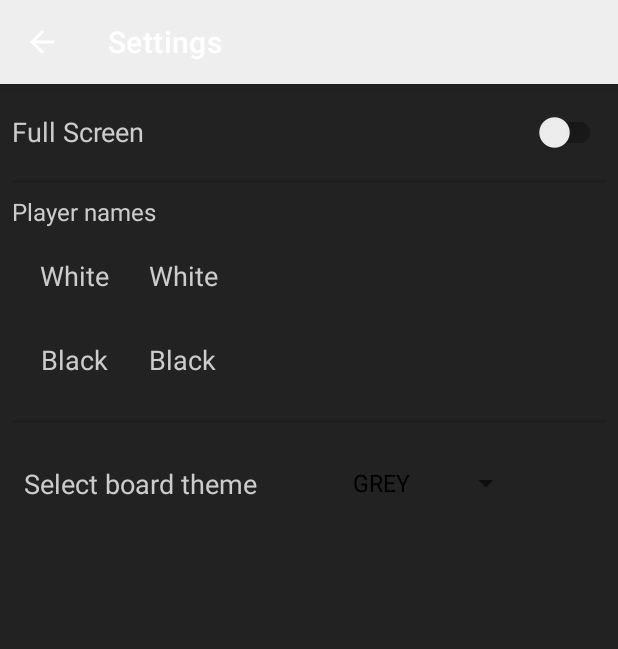
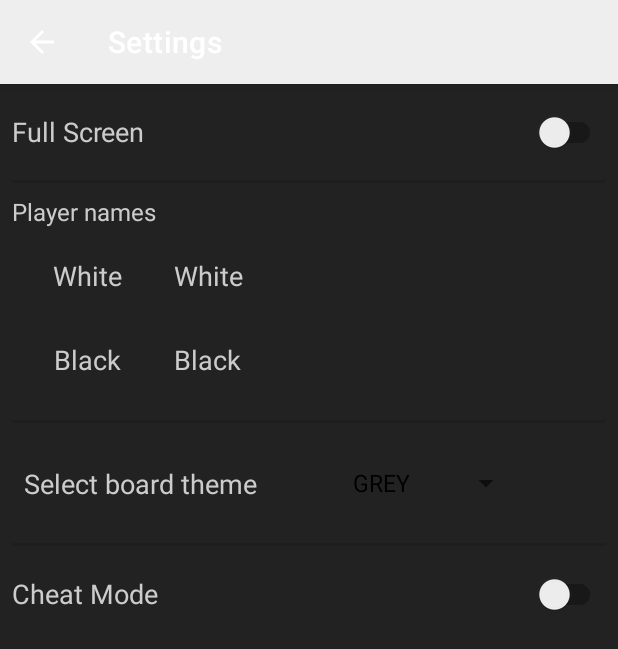
Before and after one commit to Dileep-raj/Simple-Chess-private, an Android app: the screen it shows after launch (SettingsActivity), after a tap on "Settings", on a phone screen of 412 x 824 dp. Shown: the top 649 px of the screen. Run offline under Robolectric (Android 15) with nearby library versions, the phone set to English and light mode, and no system bars.

Commit message:
Added cheat mode feature, highlight selected piece and optimized piece selection

```diff
--- a/simplechess_temp/app/src/main/java/com/drdedd/simplechess_temp/GameData/DataManager.java
+++ b/simplechess_temp/app/src/main/java/com/drdedd/simplechess_temp/GameData/DataManager.java
@@ -21,7 +21,7 @@ import java.util.HashMap;
  * A class to store and retrieve the game data using files or SharedPreferences
  */
 public class DataManager {
-    private final String TAG = "DataManager";
+    public static final String TAG = "DataManager", boardFile = "boardFile", PGNFile = "PGNFile";
     private File file;
     private final Context context;
     private final SharedPreferences sharedPreferences;
@@ -31,7 +31,6 @@ public class DataManager {
 
     public DataManager(Context context) {
         this.context = context;
-//        sharedPreferences = context.getSharedPreferences("GameData", Context.MODE_PRIVATE);
         sharedPreferences = PreferenceManager.getDefaultSharedPreferences(context);
         editor = sharedPreferences.edit();
         for (BoardTheme theme : themes)
@@ -44,7 +43,6 @@ public class DataManager {
             FileInputStream fileInputStream = context.openFileInput(fileName);
             ObjectInputStream objectInputStream = new ObjectInputStream(fileInputStream);
             Object obj = objectInputStream.readObject();
-            if (file.createNewFile()) Log.d(TAG, "File created successfully");
             objectInputStream.close();
             fileInputStream.close();
             return obj;
@@ -115,4 +113,13 @@ public class DataManager {
     public boolean isFullScreen() {
         return sharedPreferences.getBoolean("fullScreen", false);
     }
+
+    public void setCheatMode(boolean cheatMode) {
+        editor.putBoolean("cheatMode", cheatMode);
+        editor.commit();
+    }
+
+    public boolean cheatModeEnabled() {
+        return sharedPreferences.getBoolean("cheatMode", false);
+    }
 }
--- a/simplechess_temp/app/src/main/java/com/drdedd/simplechess_temp/MainActivity.java
+++ b/simplechess_temp/app/src/main/java/com/drdedd/simplechess_temp/MainActivity.java
@@ -6,22 +6,16 @@ import android.os.Build;
 import android.os.Bundle;
 import android.view.View;
 import android.view.WindowManager;
-import android.widget.AdapterView;
-import android.widget.ArrayAdapter;
-import android.widget.Spinner;
+import android.widget.Button;
 
 import androidx.annotation.RequiresApi;
 import androidx.appcompat.app.AppCompatActivity;
 
-import com.drdedd.simplechess_temp.GameData.BoardTheme;
 import com.drdedd.simplechess_temp.GameData.DataManager;
-
-import java.util.Objects;
 
 @RequiresApi(api = Build.VERSION_CODES.N)
 public class MainActivity extends AppCompatActivity {
-    //    private final HashMap<String, BoardTheme> themesMap = new HashMap<>();
-    //    private EditText whiteName, blackName;
+
     @Override
     protected void onCreate(Bundle savedInstanceState) {
         super.onCreate(savedInstanceState);
@@ -31,49 +25,16 @@ public class MainActivity extends AppCompatActivity {
         if (dataManager.isFullScreen())
             getWindow().setFlags(WindowManager.LayoutParams.FLAG_FULLSCREEN, WindowManager.LayoutParams.FLAG_FULLSCREEN);
 
-        findViewById(R.id.btn_continue_game).setOnClickListener(view -> startGame(false));
+        Button btn_continue = findViewById(R.id.btn_continue_game);
+
+        btn_continue.setOnClickListener(view -> startGame(false));
         findViewById(R.id.btn_new_game).setOnClickListener(view -> startGame(true));
         findViewById(R.id.btn_exit_app).setOnClickListener(view -> exit_app());
         findViewById(R.id.btn_settings).setOnClickListener(view -> startActivity(new Intent(this, SettingsActivity.class)));
 
-        /*
-        BoardTheme[] themes = BoardTheme.values();
-
-        String[] items = new String[themes.length];
-        int i = 0;
-        for (BoardTheme theme : themes) {
-            items[i] = theme.toString();
-            themesMap.put(items[i++], theme);
-        }
-
-        Spinner themeSpinnerMenu = findViewById(R.id.themeSpinnerMenu);
-        ArrayAdapter<String> adapter = new ArrayAdapter<>(this, android.R.layout.simple_spinner_dropdown_item, items);
-        themeSpinnerMenu.setAdapter(adapter);
-        themeSpinnerMenu.setSelection(dataManager.getBoardTheme().ordinal());
-
-        themeSpinnerMenu.setOnItemSelectedListener(new AdapterView.OnItemSelectedListener() {
-            @Override
-            public void onItemSelected(AdapterView<?> parentView, View selectedItemView, int position, long id) {
-                dataManager.setBoardTheme(Objects.requireNonNull(themesMap.get(items[position])));
-            }
-
-            @Override
-            public void onNothingSelected(AdapterView<?> parentView) {
-            }
-        });
-        whiteName = findViewById(R.id.whiteName);
-        blackName = findViewById(R.id.blackName);
-
-
-        PGN pgn = (PGN) dataManager.readObject("PGNFile");
-        if (pgn != null) {
-            whiteName.setText(pgn.getWhite());
-            blackName.setText(pgn.getBlack());
-        }
-
-        dataManager.saveWhiteBlack(whiteName.getText().toString(), blackName.getText().toString());*/
+        if (dataManager.readObject(DataManager.boardFile) == null || dataManager.readObject(DataManager.PGNFile) == null)
+            btn_continue.setVisibility(View.GONE);
     }
-
 
     public void startGame(boolean newGame) {
         Intent i = new Intent(this, GameActivity.class);
--- a/simplechess_temp/app/src/main/java/com/drdedd/simplechess_temp/SettingsActivity.java
+++ b/simplechess_temp/app/src/main/java/com/drdedd/simplechess_temp/SettingsActivity.java
@@ -16,16 +16,15 @@ import androidx.core.app.NavUtils;
 import com.drdedd.simplechess_temp.GameData.BoardTheme;
 import com.drdedd.simplechess_temp.GameData.DataManager;
 
-import java.util.HashMap;
 import java.util.Objects;
 
 public class SettingsActivity extends AppCompatActivity {
     private DataManager dataManager;
     private EditText whiteName, blackName;
-    private SwitchCompat fullScreenToggle;
+    private SwitchCompat fullScreenToggle, cheatToggle;
     private Spinner themeSpinnerMenu;
     private final BoardTheme[] themes = BoardTheme.getValues();
-    boolean fullScreen;
+    private boolean fullScreen, cheatMode;
     private String[] items;
 
     @Override
@@ -37,6 +36,7 @@ public class SettingsActivity extends AppCompatActivity {
 
         dataManager = new DataManager(this);
         fullScreen = dataManager.isFullScreen();
+        cheatMode = dataManager.cheatModeEnabled();
 
         if (fullScreen)
             getWindow().setFlags(WindowManager.LayoutParams.FLAG_FULLSCREEN, WindowManager.LayoutParams.FLAG_FULLSCREEN);
@@ -50,10 +50,12 @@ public class SettingsActivity extends AppCompatActivity {
         whiteName = findViewById(R.id.whiteName);
         blackName = findViewById(R.id.blackName);
         fullScreenToggle = findViewById(R.id.fullScreenToggle);
+        cheatToggle = findViewById(R.id.cheatToggle);
 
         initialize();
 
         fullScreenToggle.setOnCheckedChangeListener((compoundButton, isChecked) -> fullScreen = isChecked);
+        cheatToggle.setOnCheckedChangeListener((compoundButton, isChecked) -> cheatMode = isChecked);
         themeSpinnerMenu.setOnItemSelectedListener(new AdapterView.OnItemSelectedListener() {
             @Override
             public void onItemSelected(AdapterView<?> parentView, View selectedItemView, int position, long id) {
@@ -67,20 +69,25 @@ public class SettingsActivity extends AppCompatActivity {
     }
 
     public void initialize() {
-
         fullScreenToggle.setChecked(fullScreen);
         whiteName.setText(dataManager.getWhite());
         blackName.setText(dataManager.getBlack());
         ArrayAdapter<String> adapter = new ArrayAdapter<>(this, android.R.layout.simple_spinner_dropdown_item, items);
         themeSpinnerMenu.setAdapter(adapter);
         themeSpinnerMenu.setSelection(dataManager.getBoardTheme().ordinal());
+        cheatToggle.setChecked(cheatMode);
     }
 
     @Override
     protected void onDestroy() {
         super.onDestroy();
         dataManager.setFullScreen(fullScreen);
-        dataManager.saveWhiteBlack(whiteName.getText().toString(), blackName.getText().toString());
+        String white = whiteName.getText().toString().trim();
+        if (white.equals("")) white = "White";
+        String black = blackName.getText().toString().trim();
+        if (black.equals("")) black = "Black";
+        dataManager.saveWhiteBlack(white, black);
+        dataManager.setCheatMode(cheatMode);
     }
 
     @Override
--- a/simplechess_temp/app/src/main/java/com/drdedd/simplechess_temp/pieces/King.java
+++ b/simplechess_temp/app/src/main/java/com/drdedd/simplechess_temp/pieces/King.java
@@ -8,7 +8,6 @@ import java.util.HashSet;
 import java.util.Set;
 
 public class King extends Piece {
-
     private boolean castled;
 
     public King(Player player, int row, int col, int resID) {
@@ -21,7 +20,6 @@ public class King extends Piece {
     public boolean canMoveTo(BoardInterface boardInterface, int row, int col) {
 //        return Math.abs(row - getRow()) <= 1 && Math.abs(col - getCol()) <= 1;
         return getLegalMoves(boardInterface).contains(row * 8 + col);
-
     }
 
     @Override
--- a/simplechess_temp/app/src/main/res/layout/activity_settings.xml
+++ b/simplechess_temp/app/src/main/res/layout/activity_settings.xml
@@ -62,7 +62,7 @@
             <TextView
                 android:layout_width="0dp"
                 android:layout_height="wrap_content"
-                android:layout_weight="1"
+                android:layout_weight="0.3"
                 android:labelFor="@+id/whiteName"
                 android:text="White"
                 android:textAlignment="center"
@@ -73,7 +73,7 @@
                 android:id="@+id/whiteName"
                 android:layout_width="wrap_content"
                 android:layout_height="48dp"
-                android:layout_weight="3"
+                android:layout_weight="0.7"
                 android:autofillHints="White"
                 android:background="@null"
                 android:inputType="textPersonName"
@@ -96,7 +96,7 @@
             <TextView
                 android:layout_width="0dp"
                 android:layout_height="wrap_content"
-                android:layout_weight="1"
+                android:layout_weight="0.3"
                 android:labelFor="@+id/blackName"
                 android:text="Black"
                 android:textAlignment="center"
@@ -107,7 +107,7 @@
                 android:id="@+id/blackName"
                 android:layout_width="wrap_content"
                 android:layout_height="48dp"
-                android:layout_weight="3"
+                android:layout_weight="0.7"
                 android:autofillHints="Black"
                 android:background="@null"
                 android:inputType="textPersonName"
@@ -162,4 +162,26 @@
 
     </androidx.constraintlayout.widget.ConstraintLayout>
 
+    <com.google.android.material.divider.MaterialDivider
+        android:id="@+id/divider3"
+        android:layout_width="match_parent"
+        android:layout_height="2dp"
+        android:layout_margin="8dp"
+        app:layout_constraintEnd_toEndOf="parent"
+        app:layout_constraintStart_toStartOf="parent"
+        app:layout_constraintTop_toBottomOf="@+id/ThemeMenuLayout" />
+
+    <androidx.appcompat.widget.SwitchCompat
+        android:id="@+id/cheatToggle"
+        android:layout_width="match_parent"
+        android:layout_height="wrap_content"
+        android:layout_margin="8dp"
+        android:text="Cheat Mode"
+        android:textColor="@color/light_grey_text"
+        android:textSize="18sp"
+        app:layout_constraintEnd_toEndOf="parent"
+        app:layout_constraintStart_toStartOf="parent"
+        app:layout_constraintTop_toBottomOf="@id/divider3" />
+
+
 </androidx.constraintlayout.widget.ConstraintLayout>
```
Also changed, not shown: simplechess_temp/app/src/main/java/com/drdedd/simplechess_temp/BoardInterface.java (+3 -4 lines), simplechess_temp/app/src/main/java/com/drdedd/simplechess_temp/ChessBoard.java (+40 -18 lines), simplechess_temp/app/src/main/java/com/drdedd/simplechess_temp/GameActivity.java (+35 -24 lines), simplechess_temp/app/src/main/java/com/drdedd/simplechess_temp/PGN.java (+8 -6 lines).
